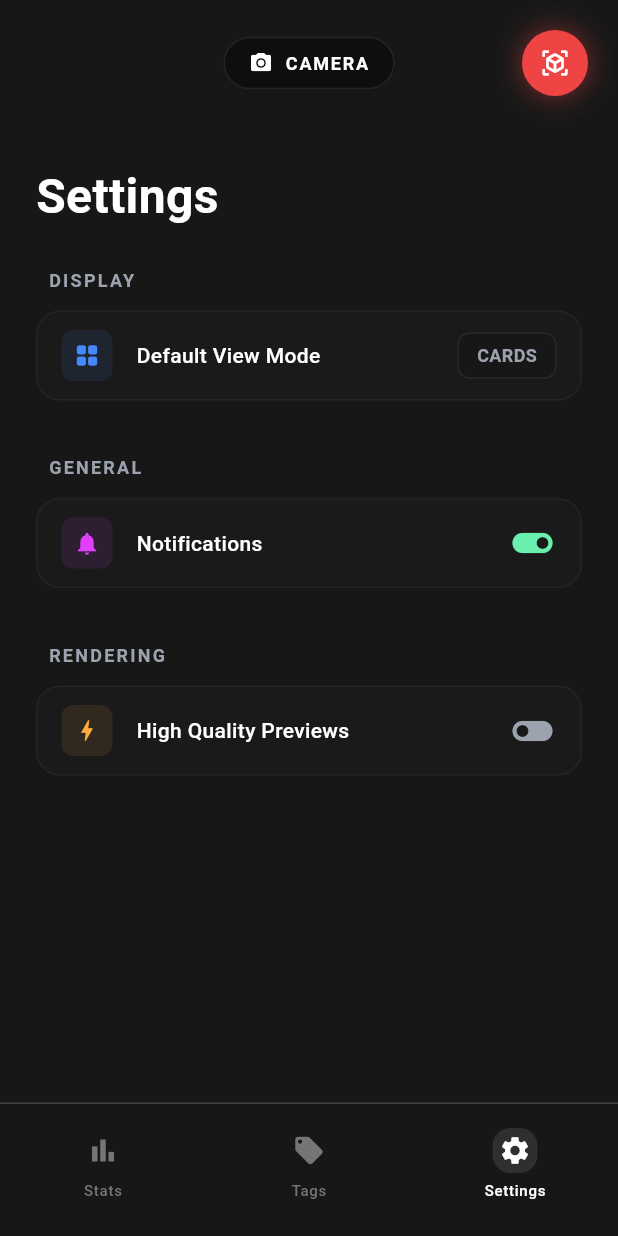
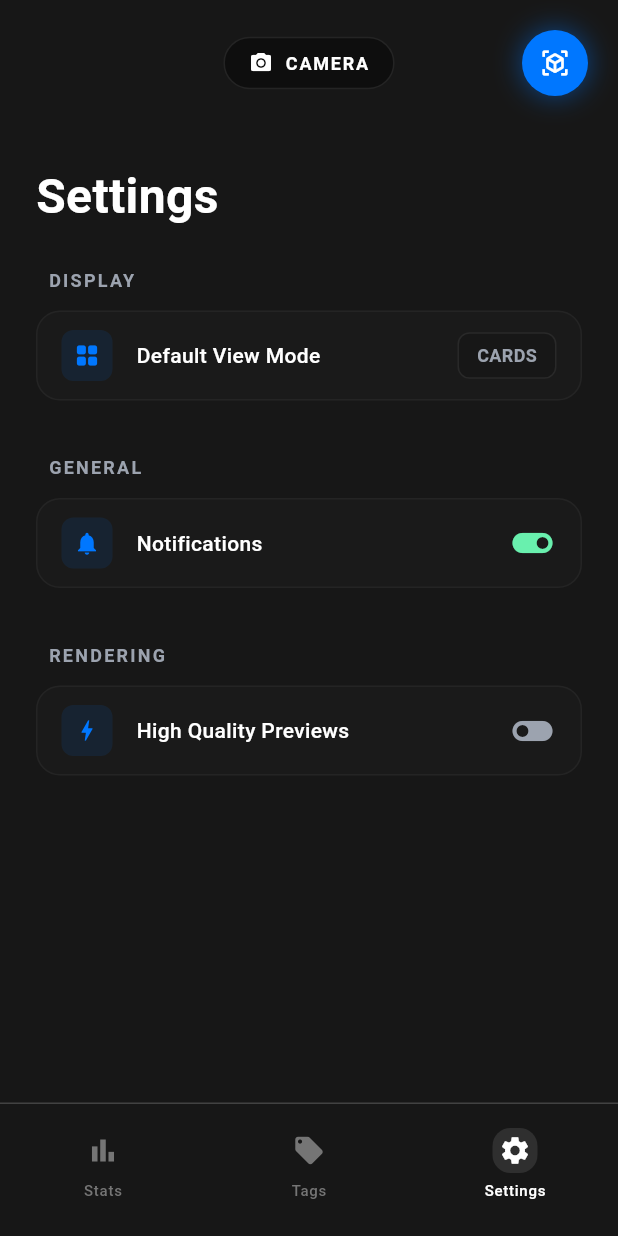
Before and after one commit to josephHelfenbein/NeuroPBR, a Flutter app: the screen it shows after launch, item 3 of the bottom bar chosen, after a tap on the "view in ar" icon, on a phone screen of 412 x 824 dp. Run offline on Flutter 3.47's test engine with Material 3 defaults, Android fonts, the phone set to English and light mode, and no system bars; our stand-ins replace camera, google_fonts, image_picker, shared_preferences; network calls fail.

Commit message:
fixed settings, and colors

```diff
--- a/mobile_app/lib/screens/settings_screen.dart
+++ b/mobile_app/lib/screens/settings_screen.dart
@@ -38,7 +38,7 @@ class SettingsScreen extends StatelessWidget {
                     'Default View Mode',
                     // Icon changes based on mode
                     prefs.tagsViewMode == 'cards' ? Icons.grid_view_rounded : Icons.format_list_bulleted,
-                    Colors.blueAccent,
+                    colors.accent,
                     // Text shows current mode
                     prefs.tagsViewMode == 'cards' ? 'CARDS' : 'LIST',
                     // Tap triggers the provider toggle
@@ -52,7 +52,7 @@ class SettingsScreen extends StatelessWidget {
                   // _buildToggleTile(
                   //   'Dark Mode',
                   //   Icons.dark_mode,
-                  //   Colors.blueAccent,
+                  //   colors.accent,
                   //   themeProvider.isDarkMode,
                   //       () => themeProvider.toggleTheme(),
                   //   colors,
@@ -63,7 +63,7 @@ class SettingsScreen extends StatelessWidget {
                   _buildToggleTile(
                     'Notifications',
                     Icons.notifications,
-                    Colors.purpleAccent,
+                    colors.accent,
                     true,
                         () {},
                     colors,
@@ -74,7 +74,7 @@ class SettingsScreen extends StatelessWidget {
                   _buildToggleTile(
                     'High Quality Previews',
                     Icons.bolt,
-                    Colors.orangeAccent,
+                    colors.accent,
                     false,
                         () {},
                     colors,
@@ -132,7 +132,7 @@ class SettingsScreen extends StatelessWidget {
           _IconButton(
             icon: Icons.view_in_ar,
             onTap: () => debugPrint('View Renders'),
-            backgroundColor: const Color(0xFFEF4444),
+            backgroundColor: colors.accent,
             hasShadow: true,
             borderColor: colors.border,
           ),
--- a/mobile_app/lib/screens/stats_screen.dart
+++ b/mobile_app/lib/screens/stats_screen.dart
@@ -75,7 +75,7 @@ class _StatsScreenState extends State<StatsScreen> {
           _IconButton(
             icon: Icons.view_in_ar,
             onTap: () => debugPrint('View Renders'),
-            backgroundColor: const Color(0xFFEF4444),
+            backgroundColor: colors.accent,
             hasShadow: true,
             borderColor: colors.border,
           ),
--- a/mobile_app/lib/screens/tags_screen.dart
+++ b/mobile_app/lib/screens/tags_screen.dart
@@ -150,8 +150,8 @@ class TagsScreen extends StatefulWidget {
 class _TagsScreenState extends State<TagsScreen> {
   List<String> path = [];
 
-  // Static variable to preserve view mode across widget rebuilds
-  static String viewMode = 'cards';
+  // Local view mode state (not persisted) - null means use preference
+  String? _localViewModeOverride;
   final ScrollController _cardsScrollController = ScrollController();
 
   // Constants for card dimensions
@@ -164,6 +164,8 @@ class _TagsScreenState extends State<TagsScreen> {
   void initState() {
     super.initState();
     WidgetsBinding.instance.addPostFrameCallback((_) {
+      final prefs = Provider.of<PreferencesProvider>(context, listen: false);
+      final viewMode = _localViewModeOverride ?? prefs.tagsViewMode;
       // Calculate initial scroll offset to center card at index 0 (Misc)
       if (_cardsScrollController.hasClients && viewMode == 'cards') {
         final double initialOffset = 0.0;
@@ -197,29 +199,30 @@ class _TagsScreenState extends State<TagsScreen> {
   }
 
   void toggleViewMode() {
+    final prefs = Provider.of<PreferencesProvider>(context, listen: false);
+    final currentMode = _localViewModeOverride ?? prefs.tagsViewMode;
     setState(() {
-      viewMode = viewMode == 'cards' ? 'list' : 'cards';
+      _localViewModeOverride = currentMode == 'cards' ? 'list' : 'cards';
     });
   }
 
   @override
   Widget build(BuildContext context) {
     final themeProvider = Provider.of<ThemeProvider>(context);
-    // 1. GET THE PROVIDER
     final prefs = Provider.of<PreferencesProvider>(context);
 
     final colors = themeProvider.colors;
 
-    // 2. DETERMINE MODE FROM PROVIDER
-    final isCards = prefs.tagsViewMode == 'cards';
+    // Use local override if set, otherwise use preference (this allows settings changes to affect tags screen)
+    final isCards = (_localViewModeOverride ?? prefs.tagsViewMode) == 'cards';
 
     return Scaffold(
       backgroundColor: colors.background,
       body: SafeArea(
         child: Column(
           children: [
-            // Pass prefs to header so the button works
-            _buildHeader(colors, prefs, isCards),
+            // Pass local toggle to header
+            _buildHeader(colors, isCards),
             // Pass the boolean to body
             Expanded(child: _buildBody(colors, isCards)),
           ],
@@ -228,7 +231,7 @@ class _TagsScreenState extends State<TagsScreen> {
     );
   }
 
-  Widget _buildHeader(dynamic colors, PreferencesProvider prefs, bool isCards){
+  Widget _buildHeader(dynamic colors, bool isCards){
     final showToggle = isRoot;
 
     return Container(
@@ -242,7 +245,7 @@ class _TagsScreenState extends State<TagsScreen> {
               icon: isCards
                   ? Icons.format_list_bulleted
                   : Icons.grid_view_rounded,
-              onTap: () => prefs.toggleViewMode(),
+              onTap: toggleViewMode,
               backgroundColor: colors.surface,
               hasBorder: true,
               borderColor: colors.border,
@@ -284,7 +287,7 @@ class _TagsScreenState extends State<TagsScreen> {
           _IconButton(
             icon: Icons.view_in_ar,
             onTap: () => debugPrint('View Renders'),
-            backgroundColor: const Color(0xFFEF4444),
+            backgroundColor: colors.accent,
             hasShadow: true,
             borderColor: colors.border,
           ),
--- a/mobile_app/lib/theme/app_theme.dart
+++ b/mobile_app/lib/theme/app_theme.dart
@@ -11,13 +11,13 @@ class AppTheme {
   static const Color lightBorder = Color(0xFFD1DDEB);     // Muted Blue-Grey Border
 
   // Shared colors
-  static const Color accentRed = Color(0xFFEF4444);
+  static const Color accent = Color(0xFF0077ff);
 
   static ThemeData darkTheme = ThemeData(
     brightness: Brightness.dark,
     scaffoldBackgroundColor: darkBackground,
     colorScheme: const ColorScheme.dark(
-      primary: accentRed,
+      primary: accent,
       surface: darkSurface,
       background: darkBackground,
     ),
@@ -27,7 +27,7 @@ class AppTheme {
     brightness: Brightness.light,
     scaffoldBackgroundColor: lightBackground,
     colorScheme: const ColorScheme.light(
-      primary: accentRed,
+      primary: accent,
       surface: lightSurface,
       background: lightBackground,
     ),
@@ -64,7 +64,7 @@ class AppColors {
     border: Color(0xFF3A3A3A),
     textPrimary: Colors.white,
     textSecondary: Color(0xFF9CA3AF),
-    accent: Color(0xFFEF4444),
+    accent: Color(0xFF0077ff),
     cardBackground: Color(0xFF262626),
     statusBarBrightness: Brightness.light,
   );
@@ -76,7 +76,7 @@ class AppColors {
     border: Color(0xFFD1DDEB),         // Muted Blue-Grey Border
     textPrimary: Color(0xFF1C2738),    // Dark, readable text
     textSecondary: Color(0xFF6A7E9A),  // Muted secondary text
-    accent: Color(0xFFEF4444),         // Red Accent
+    accent: Color(0xFF0077ff),         // Accent color
     cardBackground: Color(0xFFFAFBFF), // Cooler White Surface
     statusBarBrightness: Brightness.dark,
   );
```
Also changed, not shown: mobile_app/lib/screens/captured_images_screen.dart (+6 -5 lines), mobile_app/lib/screens/scan_screen_new.dart (+15 -12 lines).
